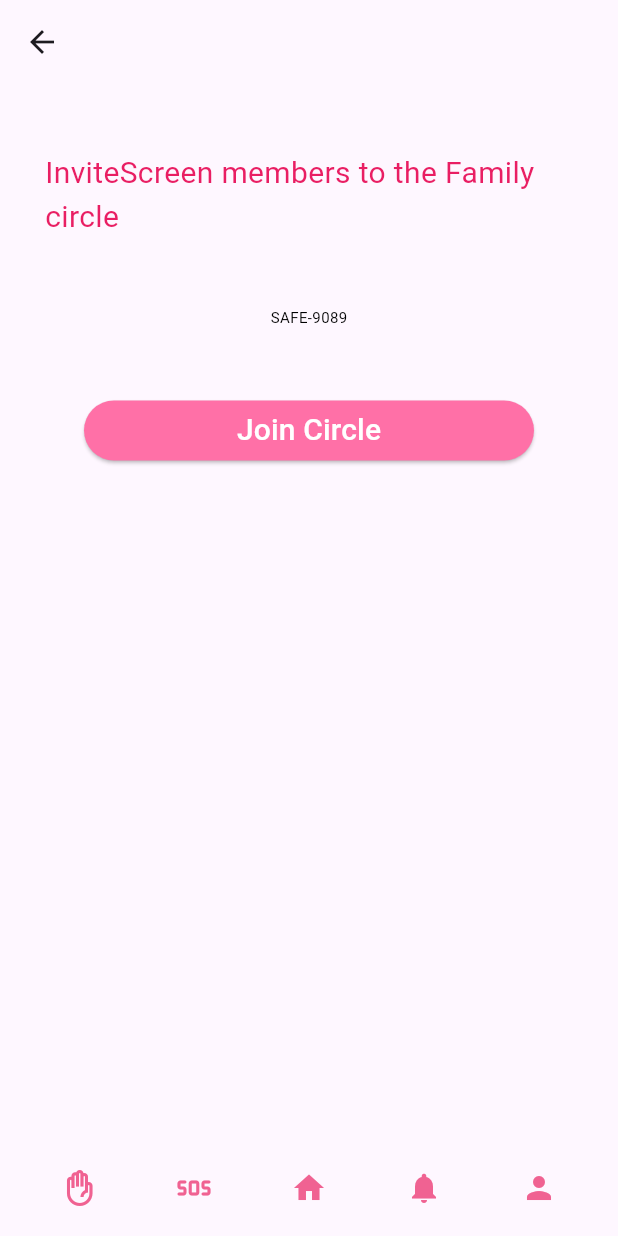
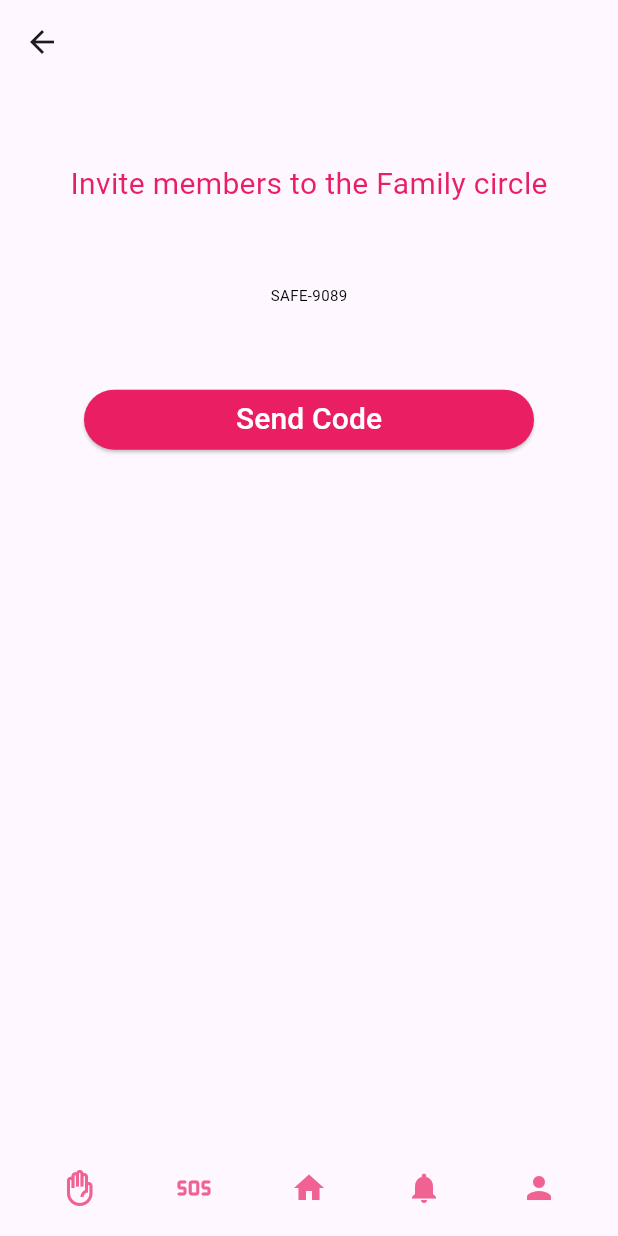
Before and after one commit to silakironji/SafeHer_app, a Flutter app: the InviteScreen screen opened by its route, on a phone screen of 412 x 824 dp. Run offline on Flutter 3.47's test engine with Material 3 defaults, Android fonts, the phone set to English and light mode, and no system bars; our stand-ins replace font_awesome_flutter, geolocator, google_maps_flutter, share.

Commit message:
rerouted  invite screen and styled

```diff
--- a/lib/create2_circle.dart
+++ b/lib/create2_circle.dart
@@ -60,10 +60,10 @@ class Create2CircleScreen extends StatelessWidget {
                             (states) => Colors.pink),
                       ),
                       onPressed: () {
-                        Navigator.pop(context);
+                        Navigator.of(context).pushNamed("/invitescreen");
                       },
                       child: const Text(
-                        'Join Circle',
+                        'Create Circle',
                         style: TextStyle(
                           fontSize: 20,
                           color: Colors.white,
--- a/lib/create_circle.dart
+++ b/lib/create_circle.dart
@@ -81,10 +81,10 @@ class CreateCircleScreen extends StatelessWidget {
                       (states) => Colors.pink),
                 ),
                 onPressed: () {
-                  Navigator.of(context).pushNamed("/joincircle");
+                  Navigator.of(context).pushNamed("/create2circle");
                 },
                 child: const Text(
-                  'Join Circle',
+                  'Create Circle',
                   style: TextStyle(
                     fontSize: 20,
                     color: Colors.white,
--- a/lib/invite.dart
+++ b/lib/invite.dart
@@ -14,8 +14,8 @@ class InviteScreen extends StatelessWidget {
           child: Column(
             mainAxisAlignment: MainAxisAlignment.spaceEvenly,
             children: [
-              Text(
-                "InviteScreen members to the Family circle",
+              const Text(
+                "Invite members to the Family circle",
                 style: TextStyle(
                   fontSize: 20,
                   color: Colors.pink,
@@ -35,13 +35,13 @@ class InviteScreen extends StatelessWidget {
                 child: ElevatedButton(
                   style: ButtonStyle(
                     backgroundColor: MaterialStateColor.resolveWith(
-                        (states) => Color.fromRGBO(255, 112, 167, 1)),
+                        (states) => Colors.pink),
                   ),
                   onPressed: () {
-                    Navigator.pop(context);
+                    Navigator.of(context).pushNamed("/yourcircle");
                   },
                   child: const Text(
-                    'Join Circle',
+                    'Send Code',
                     style: TextStyle(
                       fontSize: 20,
                       color: Colors.white,
```
Also changed, not shown: pubspec.yaml (+4 -4 lines), pubspec.lock, 5 other files.
